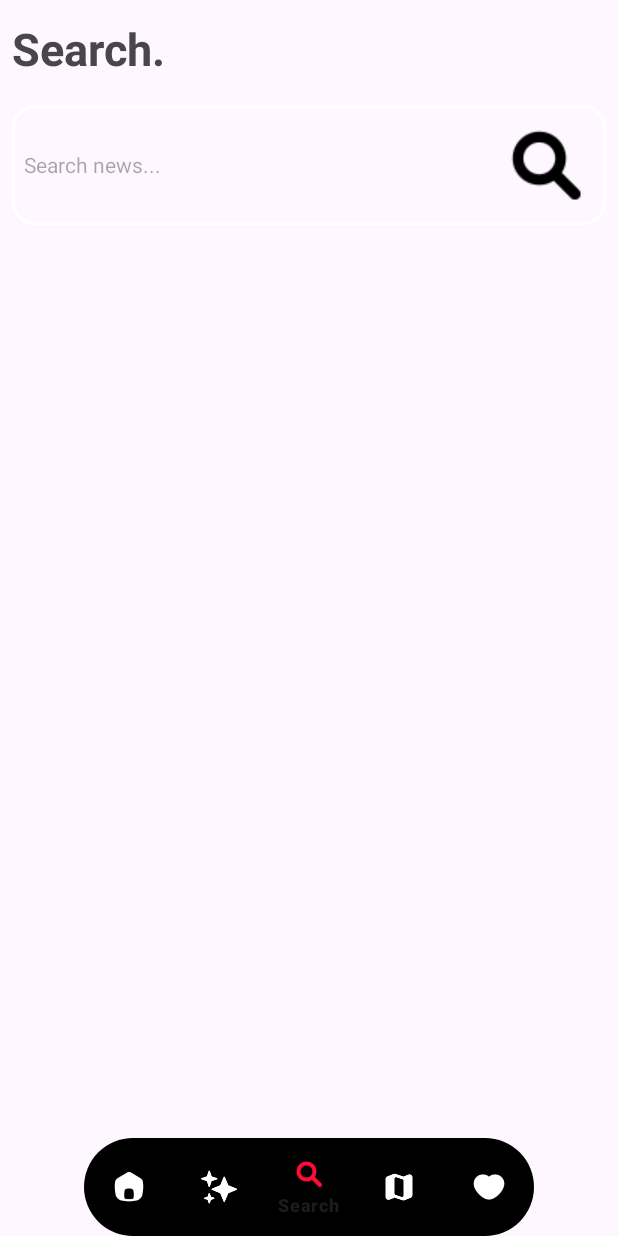
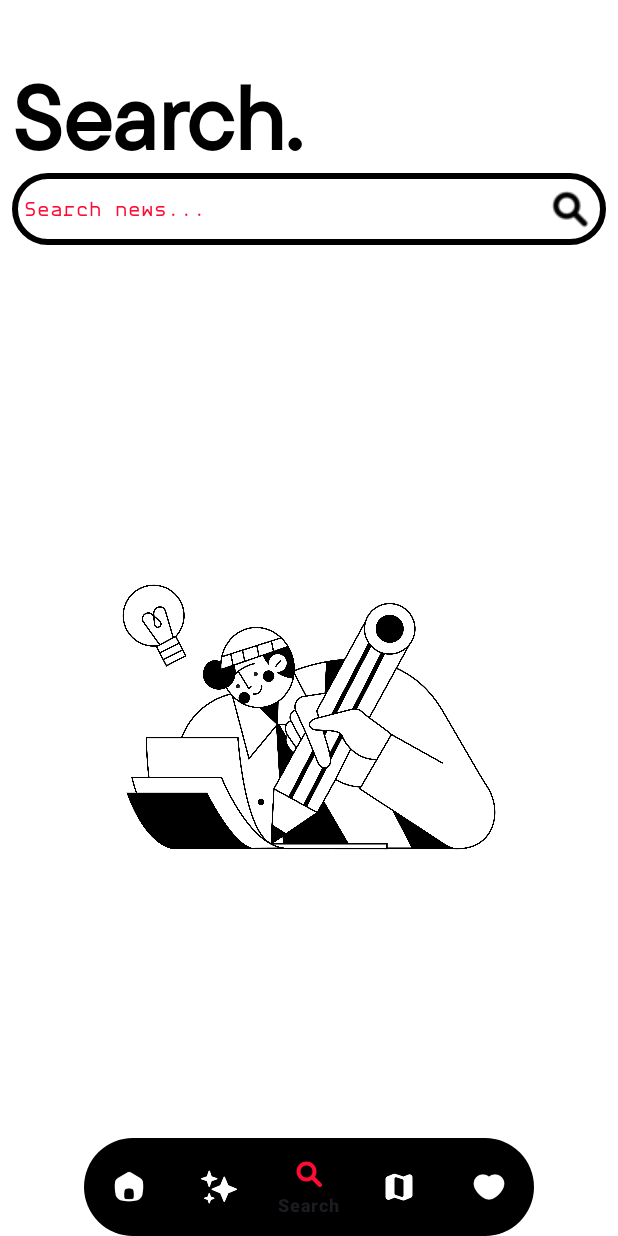
Before and after one commit to lucatimpano/oneminute_AI_Powered_News_Summarizer, an Android app: the screen it shows after launch (MainActivity_news), item 3 of the bottom bar chosen, on a phone screen of 412 x 824 dp. Run offline under Robolectric (Android 15) with nearby library versions, the phone set to English and light mode, and no system bars; our stand-ins replace Room's generated code, navigation-ui; libraries missing offline, so code that uses them is left out: com.google.ai.client; pictures from the network do not load.

Commit message:
oneminute 1version!

```diff
--- a/app/src/main/java/com/example/oneminute/ui/fragments/ArticleFragment.kt
+++ b/app/src/main/java/com/example/oneminute/ui/fragments/ArticleFragment.kt
@@ -58,7 +58,7 @@ class ArticleFragment : Fragment() {
         generateResponse(fullPrompt)
         binding.roundButton.setOnClickListener {
             newsViewModel.addToFavourites(article)
-            Snackbar.make(view, "Articolo aggiunto ai preferiti", Snackbar.LENGTH_SHORT).show()
+            Toast.makeText(context, "Articolo aggiunto ai preferiti", Toast.LENGTH_SHORT).show()
         }
 
         return view
--- a/app/src/main/java/com/example/oneminute/ui/fragments/NearMe_fragment.kt
+++ b/app/src/main/java/com/example/oneminute/ui/fragments/NearMe_fragment.kt
@@ -96,6 +96,11 @@ class NearMe_fragment : Fragment(R.layout.fragment_near_me_fragment), LocationLi
         // Configura il ViewModel
         newsViewModel = (activity as MainActivity_news).newsViewModel
         setupNearMeRecycler()
+
+        if (binding.searchEdit.text.toString().isNotEmpty()) {
+            binding.searchEdit.text?.clear() // Pulisce il campo di ricerca
+            newsAdapter.differ.submitList(emptyList()) // Svuota la lista
+        }
 
         newsAdapter.setOnItemClickListener {
             val bundle = Bundle().apply {
--- a/app/src/main/java/com/example/oneminute/ui/fragments/search_fragment.kt
+++ b/app/src/main/java/com/example/oneminute/ui/fragments/search_fragment.kt
@@ -54,8 +54,18 @@ class search_fragment : Fragment(R.layout.fragment_search_fragment) {
         retryButton = view.findViewById<ImageButton>(R.id.retryButton)
         errorText = view.findViewById(R.id.errorText)
 
+        setupSearchRecycler()
         newsViewModel = (activity as MainActivity_news).newsViewModel
-        setupSearchRecycler()
+        binding.searchEdit.text?.clear()
+        newsAdapter.differ.submitList(emptyList())
+
+        // Nasconde l'immagine vuota solo se l'utente non ha ancora cercato
+        if (binding.searchEdit.text.toString().isNotEmpty()) {
+            binding.emptyStateImage.visibility = View.GONE
+            binding.searchEdit.text?.clear() // Pulisce il campo di ricerca
+            newsAdapter.differ.submitList(emptyList()) // Svuota la lista
+        }
+
 
         newsAdapter.setOnItemClickListener {
             val bundle = Bundle().apply{
@@ -72,7 +82,11 @@ class search_fragment : Fragment(R.layout.fragment_search_fragment) {
                 delay(SEARCH_NEWS_TIME_DELAY)
                 editable?.let {
                     if (editable.toString().isNotEmpty()) {
+                        binding.emptyStateImage.visibility = View.GONE  // Nascondi l'immagine quando inizi a cercare
                         newsViewModel.searchNews(editable.toString())
+                    }else{
+                        binding.emptyStateImage.visibility = View.VISIBLE // Mostra l'immagine se il testo è vuoto
+                        binding.recyclerSearch.visibility = View.GONE
                     }
                 }
             }
--- a/app/src/main/res/drawable/search_border.xml
+++ b/app/src/main/res/drawable/search_border.xml
@@ -3,7 +3,7 @@
     android:shape="rectangle">
 
     <stroke
-        android:color="@color/white"
+        android:color="@color/black"
         android:width="2dp"/>
     <corners
         android:radius="14dp"/>
--- a/app/src/main/res/layout/fragment_home_page_fragment.xml
+++ b/app/src/main/res/layout/fragment_home_page_fragment.xml
@@ -65,6 +65,7 @@
                 android:layout_width="wrap_content"
                 android:layout_height="wrap_content"
                 android:text="All"
+                android:fontFamily="@font/abermono_regular"
                 android:textColor="@color/white"
                 android:backgroundTint="@color/black"
                 android:padding="8dp" />
@@ -83,6 +84,7 @@
                 android:layout_width="wrap_content"
                 android:layout_height="wrap_content"
                 android:text="Today"
+                android:fontFamily="@font/abermono_regular"
                 android:textColor="@color/white"
                 android:backgroundTint="@color/black"
                 android:padding="8dp" />
@@ -101,6 +103,7 @@
                 android:layout_width="wrap_content"
                 android:layout_height="wrap_content"
                 android:text="Science"
+                android:fontFamily="@font/abermono_regular"
                 android:textColor="@color/white"
                 android:backgroundTint="@color/black"
                 android:padding="8dp" />
@@ -119,6 +122,7 @@
                 android:layout_width="wrap_content"
                 android:layout_height="wrap_content"
                 android:text="Business"
+                android:fontFamily="@font/abermono_regular"
                 android:textColor="@color/white"
                 android:backgroundTint="@color/black"
                 android:padding="8dp" />
@@ -159,6 +163,7 @@
         style="?attr/progressBarStyle"
         android:layout_width="wrap_content"
         android:layout_height="wrap_content"
+        android:indeterminateTint="@color/accent_color"
         android:layout_marginBottom="280dp"
         android:background="@android:color/transparent"
         android:visibility="invisible"
--- a/app/src/main/res/layout/fragment_near_me_fragment.xml
+++ b/app/src/main/res/layout/fragment_near_me_fragment.xml
@@ -5,6 +5,7 @@
     xmlns:tools="http://schemas.android.com/tools"
     android:layout_width="match_parent"
     android:layout_height="match_parent"
+    android:background="@color/white"
     tools:context=".ui.fragments.NearMe_fragment">
 
     <!-- Titolo -->
@@ -17,7 +18,7 @@
         android:text="Near Me"
         android:fontFamily="@font/fontspring_tt_commons_pro_medium"
         android:textSize="60sp"
-
+        android:textColor="@color/black"
         android:textStyle="bold"
         app:layout_constraintStart_toStartOf="parent"
         app:layout_constraintTop_toTopOf="parent" />
@@ -26,6 +27,7 @@
         android:layout_width="50dp"
         android:layout_height="50dp"
         android:layout_gravity="center"
+        android:indeterminateTint="@color/accent_color"
         android:visibility="gone"
         android:indeterminate="true"
         app:layout_constraintTop_toTopOf="parent"
@@ -84,6 +86,7 @@
         android:layout_width="wrap_content"
         android:layout_height="wrap_content"
         android:visibility="invisible"
+        android:indeterminateTint="@color/accent_color"
         android:background="@android:color/transparent"
         app:layout_constraintBottom_toBottomOf="parent"
         app:layout_constraintEnd_toEndOf="parent"
--- a/app/src/main/res/layout/fragment_search_fragment.xml
+++ b/app/src/main/res/layout/fragment_search_fragment.xml
@@ -4,36 +4,43 @@
     xmlns:app="http://schemas.android.com/apk/res-auto"
     xmlns:tools="http://schemas.android.com/tools"
     android:layout_width="match_parent"
-    android:layout_height="match_parent">
+    android:layout_height="match_parent"
+    android:background="@color/white">
 
     <TextView
+        android:id="@+id/textView2"
         android:layout_width="wrap_content"
         android:layout_height="wrap_content"
+        android:layout_marginStart="8dp"
+        android:textStyle="bold"
+        android:layout_marginTop="40dp"
         android:text="Search."
-        android:textSize="30sp"
-
-        android:textStyle="bold"
-        android:layout_marginStart="8dp"
-        android:layout_marginTop="12dp"
-        app:layout_constraintTop_toTopOf="parent"
-        app:layout_constraintStart_toStartOf="parent"/>
+        android:textSize="60sp"
+        android:fontFamily="@font/fontspring_tt_commons_pro_medium"
+        app:layout_constraintStart_toStartOf="parent"
+        android:textColor="@color/black"
+        app:layout_constraintTop_toTopOf="parent" />
 
     <EditText
         android:id="@+id/searchEdit"
         android:layout_width="match_parent"
         android:layout_height="wrap_content"
+        android:layout_marginStart="8dp"
+        android:layout_marginEnd="8dp"
+        android:background="@drawable/textpromptchat"
         android:hint="Search news..."
-        android:layout_marginTop="70dp"
-        android:layout_marginEnd="8dp"
-        android:layout_marginStart="8dp"
         android:padding="8dp"
+        android:textColor="@color/black"
+        android:fontFamily="@font/abermono_regular"
         android:textSize="14sp"
-        android:background="@drawable/search_border"
-        android:drawableEnd="@drawable/icons8_ricerca_64"
+        android:drawableEnd="@drawable/icons8_ricerca_32"
+        android:drawablePadding="8dp"
+        android:scaleType="centerInside"
+        android:tint="@color/black"
         app:layout_constraintEnd_toEndOf="parent"
         app:layout_constraintHorizontal_bias="0.5"
         app:layout_constraintStart_toStartOf="parent"
-        app:layout_constraintTop_toTopOf="parent" />
+        app:layout_constraintTop_toBottomOf="@+id/textView2" />
 
     <androidx.recyclerview.widget.RecyclerView
         android:id="@+id/recyclerSearch"
@@ -68,9 +75,21 @@
         android:layout_height="wrap_content"
         android:visibility="invisible"
         android:background="@android:color/transparent"
+        android:indeterminateTint="@color/accent_color"
         app:layout_constraintBottom_toBottomOf="parent"
         app:layout_constraintEnd_toEndOf="parent"
         app:layout_constraintHorizontal_bias="0.5"
         app:layout_constraintStart_toStartOf="parent" />
+    <ImageView
+        android:id="@+id/emptyStateImage"
+        android:layout_width="300dp"
+        android:layout_height="wrap_content"
+        android:layout_marginTop="16dp"
+        android:src="@drawable/character2"
+        android:visibility="visible"
+        app:layout_constraintTop_toBottomOf="@id/textView2"
+        app:layout_constraintBottom_toBottomOf="parent"
+        app:layout_constraintStart_toStartOf="parent"
+        app:layout_constraintEnd_toEndOf="parent"/>
 
 </androidx.constraintlayout.widget.ConstraintLayout>
--- a/app/src/main/res/values/themes.xml
+++ b/app/src/main/res/values/themes.xml
@@ -2,13 +2,21 @@
     <!-- Base application theme. -->
     <style name="Base.Theme.Oneminute" parent="Theme.Material3.DayNight.NoActionBar">
         <item name="backgroundColor">@color/black</item>
-        <!-- Customize your light theme here. -->
-        <!-- <item name="colorPrimary">@color/my_light_primary</item> -->
+
+        <!-- Imposta i colori principali -->
+        <item name="colorPrimary">@color/accent_color</item>
+        <item name="colorPrimaryVariant">@color/accent_color</item>
+        <item name="colorSecondary">@color/accent_color</item>
+        <item name="colorOnPrimary">@color/white</item>
+
+        <!-- Personalizza il colore dell'hint di TextInputLayout -->
+        <item name="hintTextColor">@color/accent_color</item>
+        <item name="android:textColorHint">@color/accent_color</item>
     </style>
 
     <style name="Theme.Oneminute" parent="Base.Theme.Oneminute" />
 
-    <style name = "Theme.App.SplashScreen" parent = "Theme.SplashScreen">
+    <style name="Theme.App.SplashScreen" parent="Theme.SplashScreen">
         <item name="windowSplashScreenBackground">@color/black</item>
         <item name="windowSplashScreenAnimatedIcon">@drawable/logo_col</item>
         <item name="postSplashScreenTheme">@style/Base.Theme.Oneminute</item>
```
Also changed, not shown: app/src/main/java/com/example/oneminute/ui/NewsViewModel.kt (+6 -1 lines), app/src/main/java/com/example/oneminute/ui/fragments/Favourite_fragment.kt (+9 -0 lines), app/src/main/res/layout/fragment_ai_chat_fragment.xml (+71 -58 lines), app/src/main/res/layout/fragment_favourite_fragment.xml (+31 -8 lines), app/src/main/res/drawable/character.png (added), app/src/main/res/drawable/character2.png (added), app/src/main/res/drawable/icons8_ricerca_32.png (added), app/src/main/res/font/abermono_regular.otf (added).
